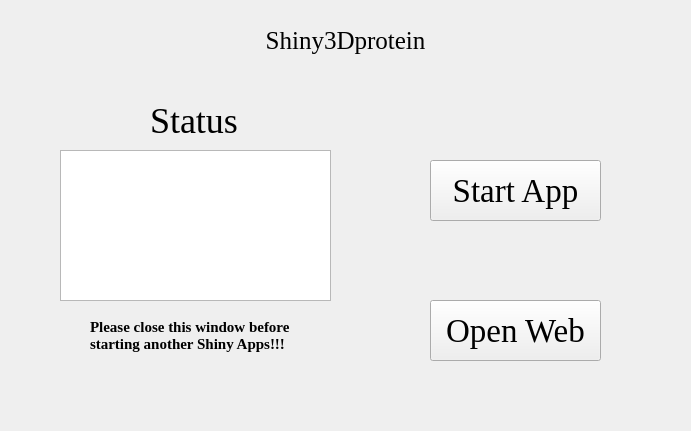
hzaurzli/MicroWorldOmics, file Shiny3Dprotein.ui: the form before one commit.
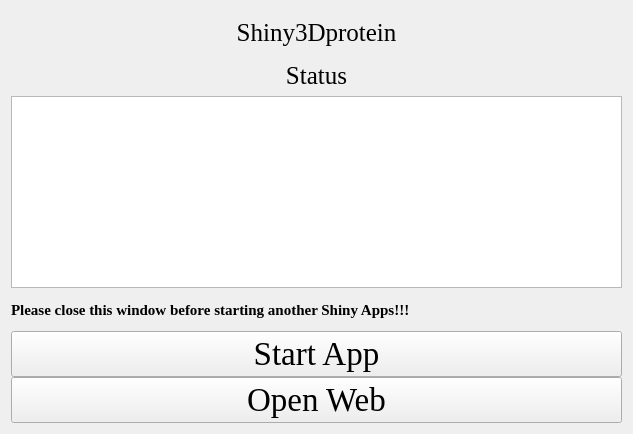
The form after the commit. Icons and pictures are not drawn.

The edit to the form file:
```diff
--- a/Shiny3Dprotein.ui
+++ b/Shiny3Dprotein.ui
@@ -6,8 +6,8 @@
    <rect>
     <x>0</x>
     <y>0</y>
-    <width>691</width>
-    <height>431</height>
+    <width>633</width>
+    <height>434</height>
    </rect>
   </property>
   <property name="windowTitle">
@@ -16,28 +16,17 @@
   <property name="styleSheet">
    <string notr="true">background-image: url(D:/tools/Pycharm/pyqt/logo/backgroundpage.png)</string>
   </property>
-  <widget class="QTextBrowser" name="textBrowser">
-   <property name="geometry">
-    <rect>
-     <x>60</x>
-     <y>150</y>
-     <width>271</width>
-     <height>151</height>
-    </rect>
+  <layout class="QGridLayout" name="gridLayout_4">
+   <property name="verticalSpacing">
+    <number>0</number>
    </property>
-   <property name="styleSheet">
-    <string notr="true">background-image: url(D:/tools/Pycharm/pyqt/logo/white.png)</string>
-   </property>
-  </widget>
+   <item row="0" column="0">
+    <layout class="QGridLayout" name="gridLayout_5">
+     <property name="verticalSpacing">
+      <number>0</number>
+     </property>
+     <item row="0" column="0" colspan="3">
   <widget class="QLabel" name="label">
-   <property name="geometry">
-    <rect>
-     <x>230</x>
-     <y>20</y>
-     <width>231</width>
-     <height>41</height>
-    </rect>
-   </property>
    <property name="font">
     <font>
      <family>Times New Roman</family>
@@ -51,75 +40,32 @@
     <set>Qt::AlignCenter</set>
    </property>
   </widget>
-  <widget class="QLabel" name="label_2">
-   <property name="geometry">
-    <rect>
-     <x>150</x>
-     <y>100</y>
-     <width>101</width>
-     <height>41</height>
-    </rect>
-   </property>
+     </item>
+     <item row="3" column="0" colspan="3">
+      <widget class="QLabel" name="label_4">
    <property name="font">
     <font>
      <family>Times New Roman</family>
-     <pointsize>27</pointsize>
+         <pointsize>19</pointsize>
     </font>
    </property>
    <property name="text">
     <string>Status</string>
    </property>
    <property name="alignment">
-    <set>Qt::AlignLeading|Qt::AlignLeft|Qt::AlignVCenter</set>
-   </property>
-  </widget>
-  <widget class="QPushButton" name="pushButton">
-   <property name="geometry">
-    <rect>
-     <x>430</x>
-     <y>160</y>
-     <width>171</width>
-     <height>61</height>
-    </rect>
-   </property>
-   <property name="font">
-    <font>
-     <family>Times New Roman</family>
-     <pointsize>25</pointsize>
-    </font>
-   </property>
-   <property name="text">
-    <string>Start App</string>
-   </property>
-  </widget>
-  <widget class="QPushButton" name="pushButton_2">
-   <property name="geometry">
-    <rect>
-     <x>430</x>
-     <y>300</y>
-     <width>171</width>
-     <height>61</height>
-    </rect>
-   </property>
-   <property name="font">
-    <font>
-     <family>Times New Roman</family>
-     <pointsize>25</pointsize>
-    </font>
-   </property>
-   <property name="text">
-    <string>Open Web</string>
-   </property>
-  </widget>
+        <set>Qt::AlignCenter</set>
+       </property>
+      </widget>
+     </item>
+     <item row="5" column="0" rowspan="2" colspan="3">
+      <widget class="QTextBrowser" name="textBrowser">
+       <property name="styleSheet">
+        <string notr="true">background-image: url(D:/Documents/Desktop/white.png)</string>
+       </property>
+      </widget>
+     </item>
+     <item row="7" column="0" colspan="3">
   <widget class="QLabel" name="label_3">
-   <property name="geometry">
-    <rect>
-     <x>90</x>
-     <y>310</y>
-     <width>211</width>
-     <height>51</height>
-    </rect>
-   </property>
    <property name="font">
     <font>
      <family>Times New Roman</family>
@@ -129,10 +75,39 @@
     </font>
    </property>
    <property name="text">
-    <string>Please close this window before
-starting another Shiny Apps!!!</string>
-   </property>
-  </widget>
+        <string>Please close this window before starting another Shiny Apps!!!</string>
+       </property>
+      </widget>
+     </item>
+     <item row="8" column="0" colspan="3">
+      <widget class="QPushButton" name="pushButton">
+       <property name="font">
+        <font>
+         <family>Times New Roman</family>
+         <pointsize>25</pointsize>
+        </font>
+       </property>
+       <property name="text">
+        <string>Start App</string>
+       </property>
+      </widget>
+     </item>
+     <item row="9" column="0" colspan="3">
+      <widget class="QPushButton" name="pushButton_2">
+       <property name="font">
+        <font>
+         <family>Times New Roman</family>
+         <pointsize>25</pointsize>
+        </font>
+       </property>
+       <property name="text">
+        <string>Open Web</string>
+       </property>
+      </widget>
+     </item>
+    </layout>
+   </item>
+  </layout>
  </widget>
  <resources/>
  <connections/>
```
Left out of the diff: 2 changed lines with no effect on the pictures. Lines whose indentation alone changed are shown as unchanged.
